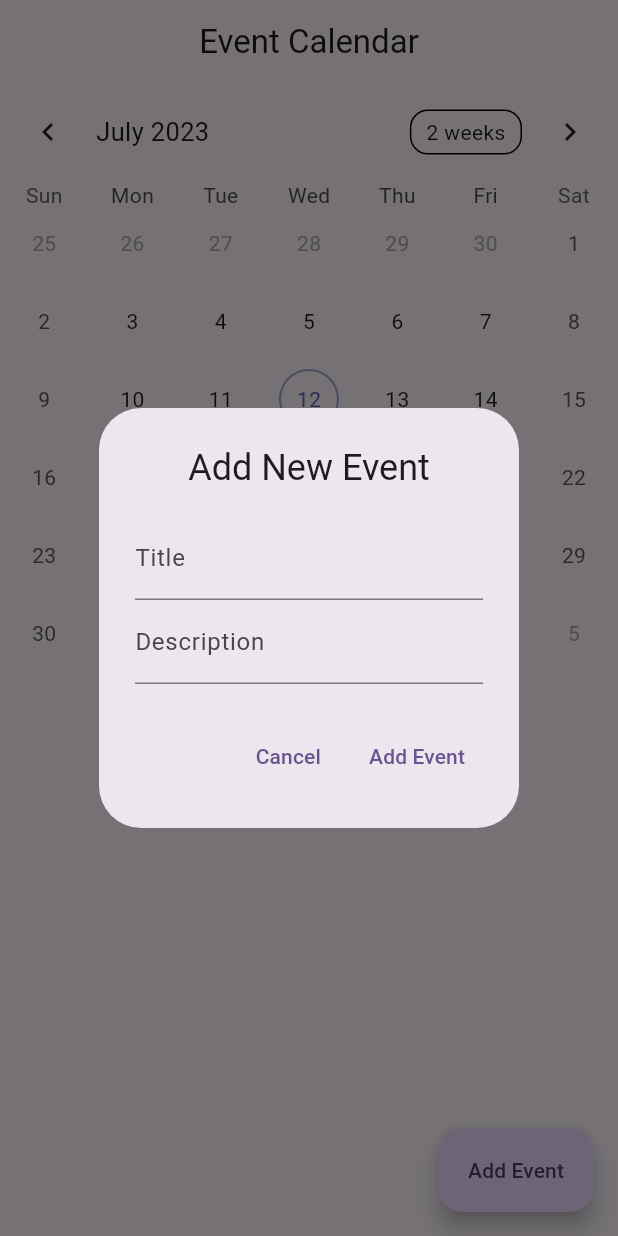
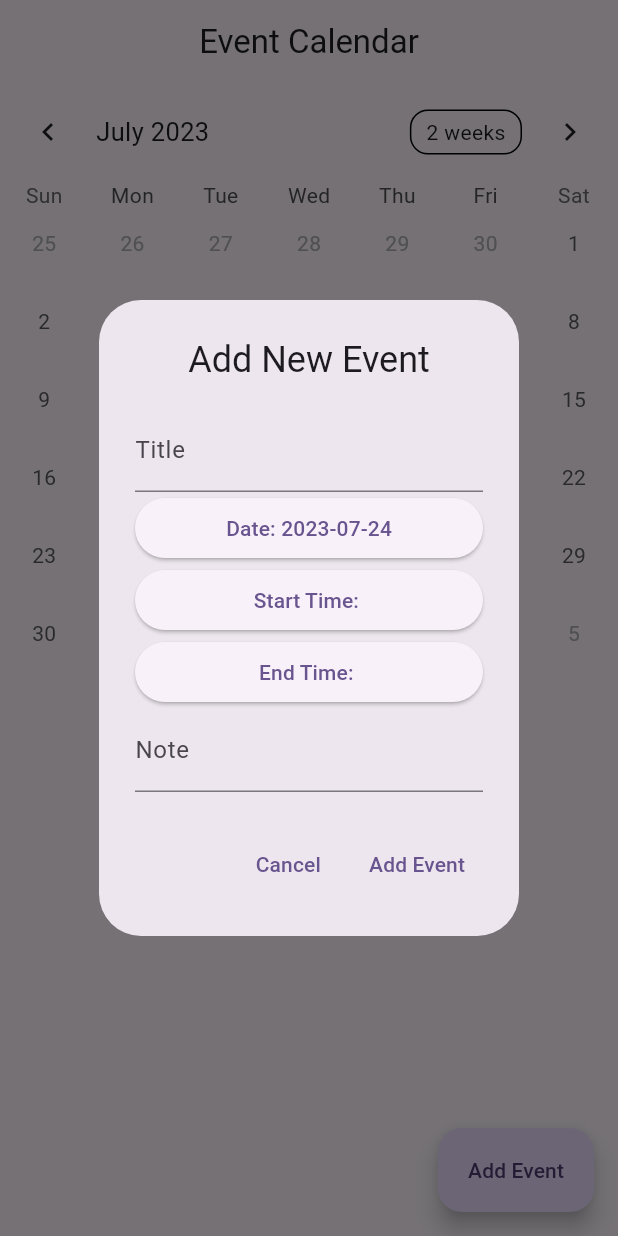
Before and after one commit to LakshanKodithuwakku/flutter_to_do_calendar, a Flutter app: the screen it shows after launch, after a tap on "Add Event", on a phone screen of 412 x 824 dp. Run offline on Flutter 3.47's test engine with Material 2 defaults, Android fonts, the phone set to English and light mode, and no system bars; drawn by our look-alikes of table_calendar; our stand-ins replace animated_splash_screen, shared_preferences.

Commit message:
date time add event

```diff
--- a/lib/main.dart
+++ b/lib/main.dart
@@ -1,6 +1,7 @@
 import 'package:flutter/material.dart';
 import 'package:untitled/views/event_calender.dart';
 import 'package:untitled/views/splash_screen.dart';
+
 
 void main() {
   runApp(const MyApp());
--- a/lib/views/event_calender.dart
+++ b/lib/views/event_calender.dart
@@ -16,11 +16,13 @@ class _EventCalenderScreenState extends State<EventCalenderScreen> {
   CalendarFormat _calendarFormat = CalendarFormat.month;
   DateTime _focusedDay = DateTime.now();
   DateTime? _selectedDate;
+  TimeOfDay? _startTime;
+  TimeOfDay? _endTime;
 
-  Map<String, List> mySelectedEvents = {};
+  List<Event> mySelectedEvents = [];
 
   final titleController = TextEditingController();
-  final descpController = TextEditingController();
+  final noteController = TextEditingController();
 
   @override
   void initState() {
@@ -41,17 +43,17 @@ class _EventCalenderScreenState extends State<EventCalenderScreen> {
     String? eventsJson = prefs.getString('mySelectedEvents');
     if (eventsJson != null) {
       setState(() {
-        mySelectedEvents = Map<String, List>.from(json.decode(eventsJson));
+        mySelectedEvents = (json.decode(eventsJson) as List)
+            .map((event) => Event.fromJson(event))
+            .toList();
       });
     }
   }
 
-  List _listOfDayEvents(DateTime dateTime) {
-    if (mySelectedEvents[DateFormat('yyyy-MM-dd').format(dateTime)] != null) {
-      return mySelectedEvents[DateFormat('yyyy-MM-dd').format(dateTime)]!;
-    } else {
-      return [];
-    }
+  List<Event> _listOfDayEvents(DateTime dateTime) {
+    return mySelectedEvents
+        .where((event) => isSameDay(event.date, dateTime))
+        .toList();
   }
 
   var holidays = [
@@ -84,11 +86,60 @@ class _EventCalenderScreenState extends State<EventCalenderScreen> {
                 labelText: 'Title',
               ),
             ),
+            // Date Picker
+            ElevatedButton(
+              onPressed: () async {
+                DateTime? pickedDate = await showDatePicker(
+                  context: context,
+                  initialDate: DateTime.now(),
+                  firstDate: DateTime(2022),
+                  lastDate: DateTime(2024),
+                );
+                if (pickedDate != null) {
+                  setState(() {
+                    _selectedDate = pickedDate;
+                  });
+                }
+              },
+              child: Text(
+                "Date: ${DateFormat('yyyy-MM-dd').format(_selectedDate!)}",
+              ),
+            ),
+            // Start Time Picker
+            ElevatedButton(
+              onPressed: () async {
+                TimeOfDay? startTime = await showTimePicker(
+                  context: context,
+                  initialTime: TimeOfDay.now(),
+                );
+                if (startTime != null) {
+                  setState(() {
+                    _startTime = startTime;
+                  });
+                }
+              },
+              child: Text("Start Time: ${_startTime?.format(context) ?? ''}"),
+            ),
+            // End Time Picker
+            ElevatedButton(
+              onPressed: () async {
+                TimeOfDay? endTime = await showTimePicker(
+                  context: context,
+                  initialTime: TimeOfDay.now(),
+                );
+                if (endTime != null) {
+                  setState(() {
+                    _endTime = endTime;
+                  });
+                }
+              },
+              child: Text("End Time: ${_endTime?.format(context) ?? ''}"),
+            ),
             TextField(
-              controller: descpController,
-              textCapitalization: TextCapitalization.words,
+              controller: noteController,
+              textCapitalization: TextCapitalization.sentences,
               decoration: const InputDecoration(
-                labelText: 'Description',
+                labelText: 'Note',
               ),
             ),
           ],
@@ -100,35 +151,30 @@ class _EventCalenderScreenState extends State<EventCalenderScreen> {
           ),
           TextButton(
             onPressed: () {
-              if (titleController.text.isEmpty && descpController.text.isEmpty) {
+              if (titleController.text.isEmpty ||
+                  _selectedDate == null ||
+                  _startTime == null ||
+                  _endTime == null ||
+                  noteController.text.isEmpty) {
                 ScaffoldMessenger.of(context).showSnackBar(
                   const SnackBar(
-                    content: Text('Required title and description'),
+                    content: Text('Please fill in all fields.'),
                     duration: Duration(seconds: 2),
                   ),
                 );
                 return;
               } else {
                 setState(() {
-                  if (mySelectedEvents[DateFormat('yyyy-MM-dd').format(_selectedDate!)] !=
-                      null) {
-                    mySelectedEvents[DateFormat('yyyy-MM-dd').format(_selectedDate!)]?.add({
-                      "eventTitle": titleController.text,
-                      "eventDescp": descpController.text,
-                    });
-                  } else {
-                    mySelectedEvents[DateFormat('yyyy-MM-dd').format(_selectedDate!)] = [
-                      {
-                        "eventTitle": titleController.text,
-                        "eventDescp": descpController.text,
-                      }
-                    ];
-                  }
+                  mySelectedEvents.add(Event(
+                    title: titleController.text,
+                    date: _selectedDate!,
+                    startTime: _startTime!,
+                    endTime: _endTime!,
+                    note: noteController.text,
+                  ));
                 });
-                print("New Event for backend developer ${json.encode(mySelectedEvents)}");
                 titleController.clear();
-                descpController.clear();
-
+                noteController.clear();
                 // Save events to shared preferences
                 saveEventsToSharedPreferences();
 
@@ -186,16 +232,24 @@ class _EventCalenderScreenState extends State<EventCalenderScreen> {
               },
               weekendDays: const [DateTime.saturday, DateTime.sunday],
             ),
-            ..._listOfDayEvents(_selectedDate!).map((myEvents) => ListTile(
+            ..._listOfDayEvents(_selectedDate!).map((event) => ListTile(
               leading: const Icon(
                 Icons.done,
                 color: Colors.teal,
               ),
               title: Padding(
                 padding: const EdgeInsets.only(bottom: 8.0),
-                child: Text('Event Title: ${myEvents['eventTitle']}'),
+                child: Text('Event Title: ${event.title}'),
               ),
-              subtitle: Text('Description: ${myEvents['eventDescp']}'),
+              subtitle: Column(
+                crossAxisAlignment: CrossAxisAlignment.start,
+                children: [
+                  Text('Date: ${DateFormat('yyyy-MM-dd').format(event.date)}'),
+                  Text('Start Time: ${event.startTime.format(context)}'),
+                  Text('End Time: ${event.endTime.format(context)}'),
+                  Text('Note: ${event.note}'),
+                ],
+              ),
             ))
           ],
         ),
@@ -207,3 +261,39 @@ class _EventCalenderScreenState extends State<EventCalenderScreen> {
     );
   }
 }
+
+class Event {
+  final String title;
+  final DateTime date;
+  final TimeOfDay startTime;
+  final TimeOfDay endTime;
+  final String note;
+
+  Event({
+    required this.title,
+    required this.date,
+    required this.startTime,
+    required this.endTime,
+    required this.note,
+  });
+
+  factory Event.fromJson(Map<String, dynamic> json) {
+    return Event(
+      title: json['title'],
+      date: DateTime.parse(json['date']),
+      startTime: TimeOfDay.fromDateTime(DateTime.parse(json['startTime'])),
+      endTime: TimeOfDay.fromDateTime(DateTime.parse(json['endTime'])),
+      note: json['note'],
+    );
+  }
+
+  Map<String, dynamic> toJson() {
+    return {
+      'title': title,
+      'date': date.toIso8601String(),
+      'startTime': DateTime(DateTime.now().year, DateTime.now().month, date.day, startTime.hour, startTime.minute).toIso8601String(),
+      'endTime': DateTime(DateTime.now().year, DateTime.now().month, date.day, endTime.hour, endTime.minute).toIso8601String(),
+      'note': note,
+    };
+  }
+}
--- a/lib/views/splash_screen.dart
+++ b/lib/views/splash_screen.dart
@@ -29,7 +29,7 @@ class _SplashScreenState extends State<SplashScreen> {
             child: Text(
               "Event Calender",
               style: TextStyle(
-                  color: textBlack, fontSize: 30, fontWeight: FontWeight.bold),
+                  color: primaryColor, fontSize: 30, fontWeight: FontWeight.bold),
             ),
           ),
         ],
```
